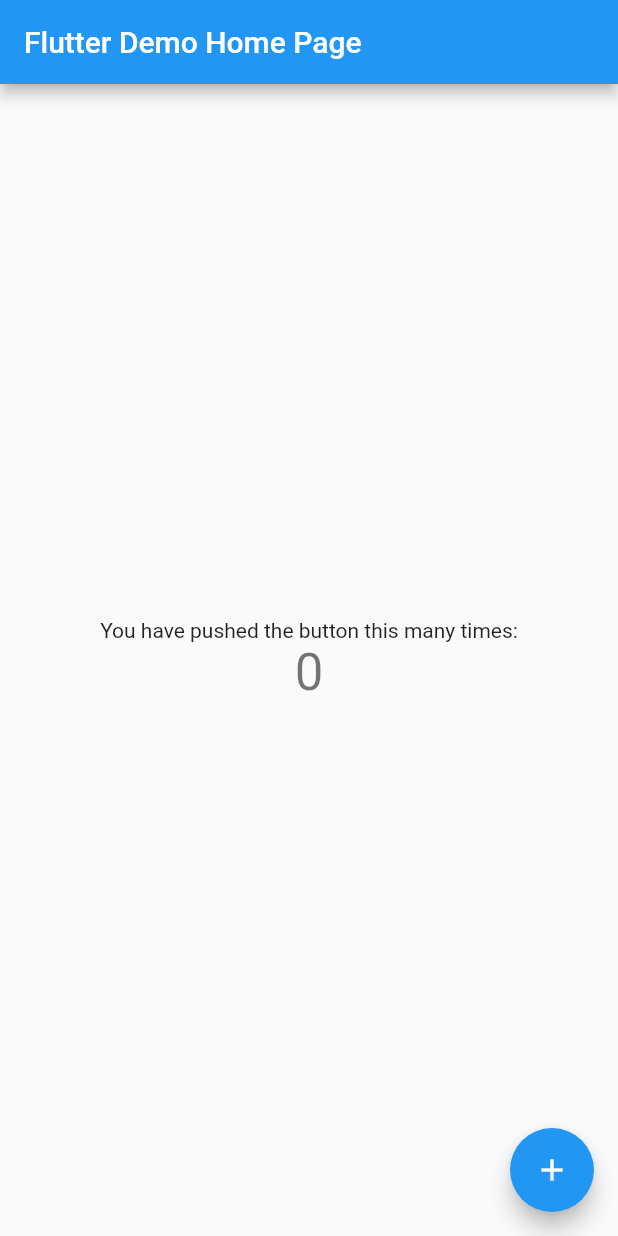
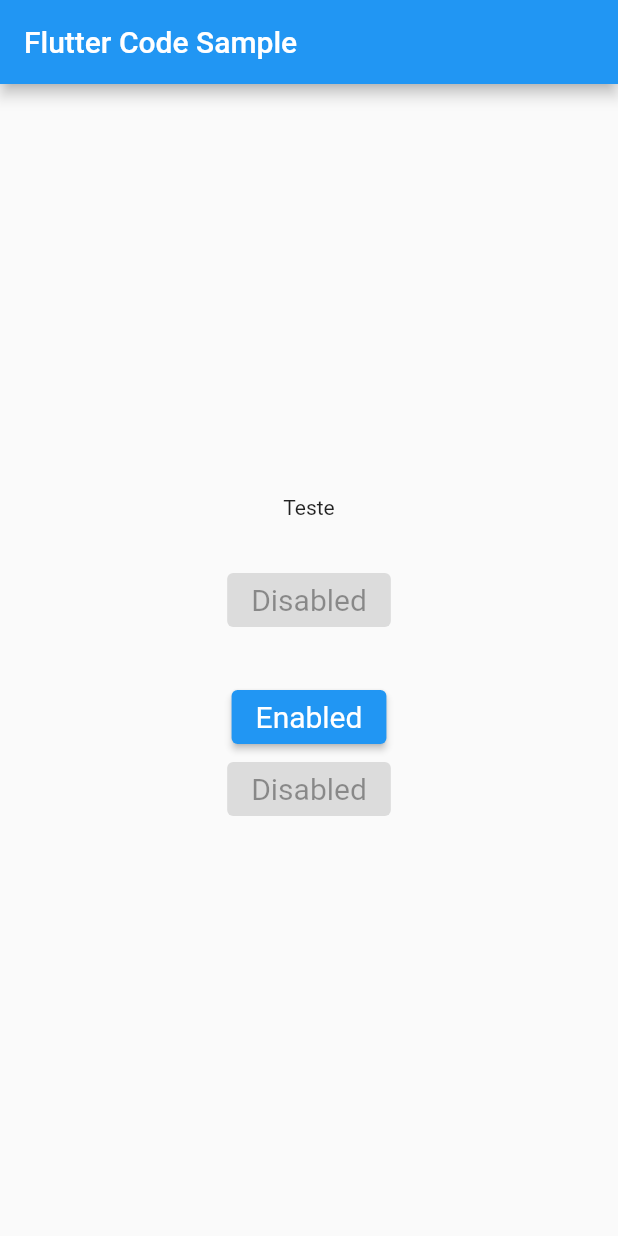
Before and after one commit to gabrielgadottidecampos/Flutter, a Flutter app: the screen it shows after launch, on a phone screen of 412 x 824 dp. Run offline on Flutter 3.47's test engine with Material 2 defaults, Android fonts, the phone set to English and light mode, and no system bars.

Commit message:
Atualização de botões

```diff
--- a/lib/main.dart
+++ b/lib/main.dart
@@ -1,113 +1,71 @@
+/// Flutter code sample for ElevatedButton
+
+// This sample produces an enabled and a disabled ElevatedButton.
+
 import 'package:flutter/material.dart';
 
-void main() {
-  runApp(MyApp());
-}
+void main() => runApp(const MyApp());
 
+/// This is the main application widget.
 class MyApp extends StatelessWidget {
-  // This widget is the root of your application.
+  const MyApp({Key? key}) : super(key: key);
+
+  static const String _title = 'Flutter Code Sample';
+
   @override
   Widget build(BuildContext context) {
     return MaterialApp(
-      title: 'Flutter Demo',
-      theme: ThemeData(
-        // This is the theme of your application.
-        //
-        // Try running your application with "flutter run". You'll see the
-        // application has a blue toolbar. Then, without quitting the app, try
-        // changing the primarySwatch below to Colors.green and then invoke
-        // "hot reload" (press "r" in the console where you ran "flutter run",
-        // or simply save your changes to "hot reload" in a Flutter IDE).
-        // Notice that the counter didn't reset back to zero; the application
-        // is not restarted.
-        primarySwatch: Colors.blue,
+      title: _title,
+      home: Scaffold(
+        appBar: AppBar(title: const Text(_title)),
+        body: const MyStatefulWidget(),
       ),
-      home: MyHomePage(title: 'Flutter Demo Home Page'),
     );
   }
 }
 
-class MyHomePage extends StatefulWidget {
-  MyHomePage({Key? key, required this.title}) : super(key: key);
-
-  // This widget is the home page of your application. It is stateful, meaning
-  // that it has a State object (defined below) that contains fields that affect
-  // how it looks.
-
-  // This class is the configuration for the state. It holds the values (in this
-  // case the title) provided by the parent (in this case the App widget) and
-  // used by the build method of the State. Fields in a Widget subclass are
-  // always marked "final".
-
-  final String title;
+/// This is the stateful widget that the main application instantiates.
+class MyStatefulWidget extends StatefulWidget {
+  const MyStatefulWidget({Key? key}) : super(key: key);
 
   @override
-  _MyHomePageState createState() => _MyHomePageState();
+  State<MyStatefulWidget> createState() => _MyStatefulWidgetState();
 }
 
-class _MyHomePageState extends State<MyHomePage> {
-  int _counter = 0;
-
-  void _incrementCounter() {
-    setState(() {
-      // This call to setState tells the Flutter framework that something has
-      // changed in this State, which causes it to rerun the build method below
-      // so that the display can reflect the updated values. If we changed
-      // _counter without calling setState(), then the build method would not be
-      // called again, and so nothing would appear to happen.
-      _counter++;
-    });
-  }
-
+/// This is the private State class that goes with MyStatefulWidget.
+class _MyStatefulWidgetState extends State<MyStatefulWidget> {
   @override
   Widget build(BuildContext context) {
-    // This method is rerun every time setState is called, for instance as done
-    // by the _incrementCounter method above.
-    //
-    // The Flutter framework has been optimized to make rerunning build methods
-    // fast, so that you can just rebuild anything that needs updating rather
-    // than having to individually change instances of widgets.
-    return Scaffold(
-      appBar: AppBar(
-        // Here we take the value from the MyHomePage object that was created by
-        // the App.build method, and use it to set our appbar title.
-        title: Text(widget.title),
-      ),
-      body: Center(
-        // Center is a layout widget. It takes a single child and positions it
-        // in the middle of the parent.
+    final ButtonStyle style =
+        ElevatedButton.styleFrom(textStyle: const TextStyle(fontSize: 20));
+
+    return Center(
       child: Column(
-          // Column is also a layout widget. It takes a list of children and
-          // arranges them vertically. By default, it sizes itself to fit its
-          // children horizontally, and tries to be as tall as its parent.
-          //
-          // Invoke "debug painting" (press "p" in the console, choose the
-          // "Toggle Debug Paint" action from the Flutter Inspector in Android
-          // Studio, or the "Toggle Debug Paint" command in Visual Studio Code)
-          // to see the wireframe for each widget.
-          //
-          // Column has various properties to control how it sizes itself and
-          // how it positions its children. Here we use mainAxisAlignment to
-          // center the children vertically; the main axis here is the vertical
-          // axis because Columns are vertical (the cross axis would be
-          // horizontal).
-          mainAxisAlignment: MainAxisAlignment.center,
+        mainAxisSize: MainAxisSize.min,
         children: <Widget>[
           Text(
-              'You have pushed the button this many times:',
+            'Teste',
+            textDirection: TextDirection.ltr,
           ),
-            Text(
-              '$_counter',
-              style: Theme.of(context).textTheme.headline4,
+          const SizedBox(height: 30,),
+          ElevatedButton(
+            style: style,
+            onPressed: null,
+            child: const Text('Disabled'),
+          ),
+          const SizedBox(height: 30),
+          ElevatedButton(
+            style: style,
+            onPressed: () {},
+            child: const Text('Enabled'),
+          ),
+          ElevatedButton(
+            style: style,
+            onPressed: null,
+            child: const Text('Disabled'),
           ),
         ],
       ),
-      ),
-      floatingActionButton: FloatingActionButton(
-        onPressed: _incrementCounter,
-        tooltip: 'Increment',
-        child: Icon(Icons.add),
-      ), // This trailing comma makes auto-formatting nicer for build methods.
     );
   }
 }
```
Lines whose indentation alone changed are shown as unchanged.
